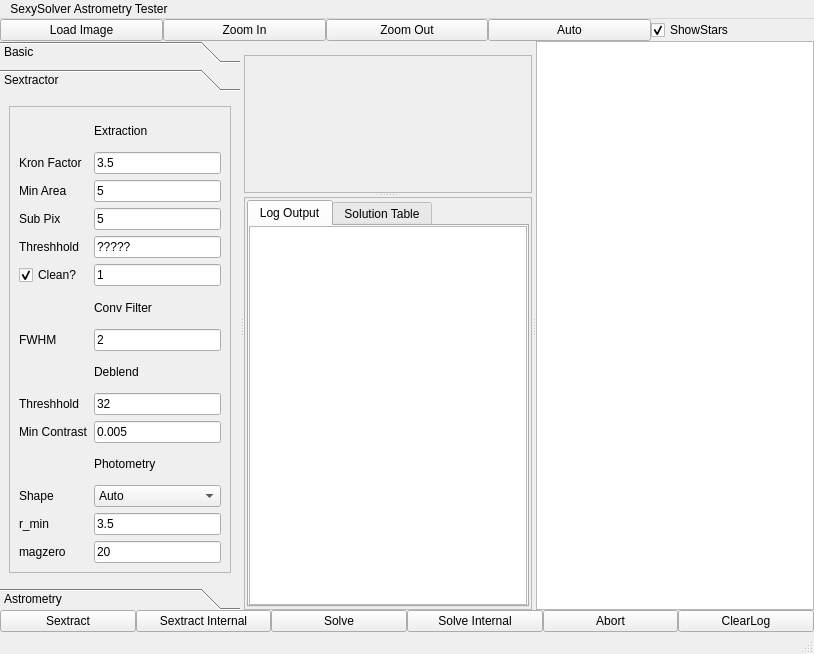
Before: the Qt Designer form mainwindow.ui in rlancaste/stellarsolver, drawn with Qt 5.
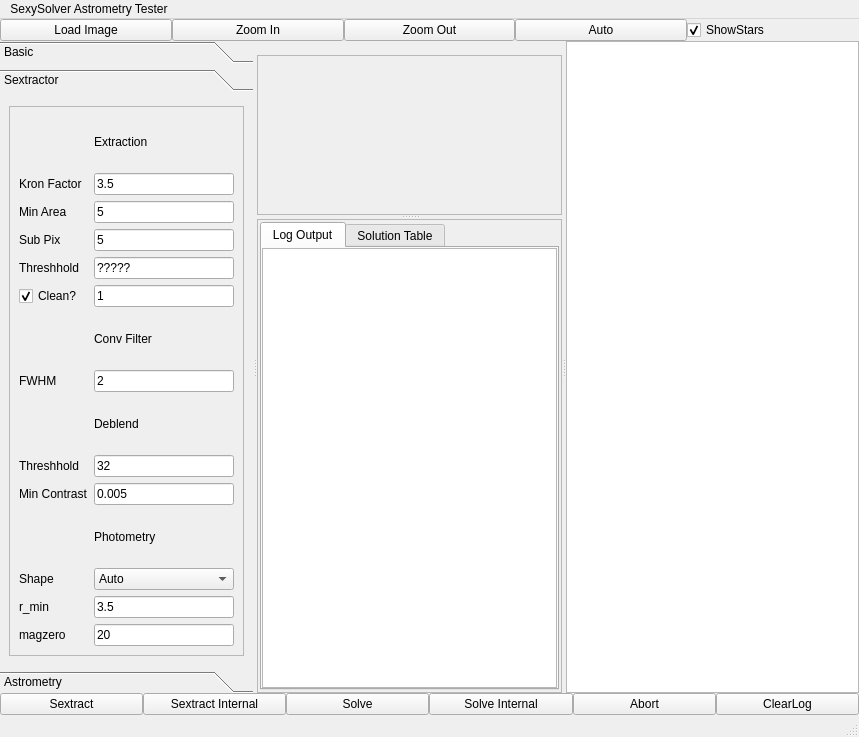
After: the same form once the commit is applied. The open tabs and pages were chosen to show the change. Custom widgets are drawn as their Qt base class.

Commit message: Clearing astrometry settings, adding sextractions to table, correcting typo

Diff of the .ui file:
```diff
--- a/mainwindow.ui
+++ b/mainwindow.ui
@@ -6,8 +6,8 @@
    <rect>
     <x>0</x>
     <y>0</y>
-    <width>814</width>
-    <height>654</height>
+    <width>859</width>
+    <height>737</height>
    </rect>
   </property>
   <property name="font">
@@ -173,7 +173,7 @@
          <rect>
           <x>0</x>
           <y>0</y>
-          <width>267</width>
+          <width>271</width>
           <height>384</height>
          </rect>
         </property>
@@ -190,8 +190,8 @@
             <property name="geometry">
              <rect>
               <x>0</x>
-              <y>-106</y>
-              <width>241</width>
+              <y>0</y>
+              <width>245</width>
               <height>464</height>
              </rect>
             </property>
@@ -609,7 +609,7 @@
              <rect>
               <x>0</x>
               <y>0</y>
-              <width>268</width>
+              <width>284</width>
               <height>118</height>
              </rect>
             </property>
@@ -660,7 +660,7 @@
           <rect>
            <x>0</x>
            <y>0</y>
-           <width>270</width>
+           <width>286</width>
            <height>339</height>
           </rect>
          </property>
@@ -800,7 +800,7 @@
     <rect>
      <x>0</x>
      <y>0</y>
-     <width>814</width>
+     <width>859</width>
      <height>22</height>
     </rect>
    </property>
```
Left out of the diff: 8 changed lines with no effect on the pictures. The commit also changes 2 other files.
